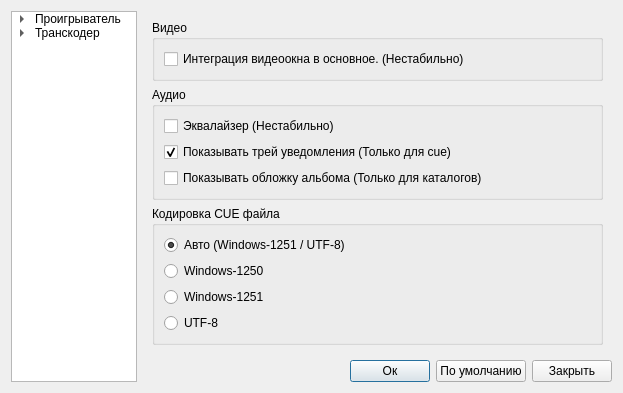
This is ui/preferences.ui in ipse666/cueplayer as Qt 5 draws it before an edit. The edited form follows.
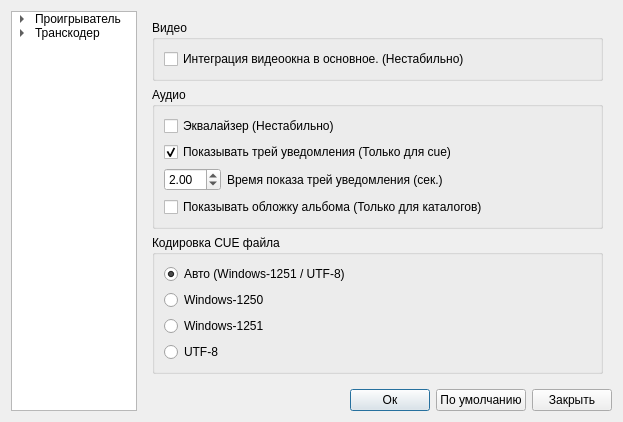
This is the edited form. Icons and pictures are not drawn.

```diff
--- a/ui/preferences.ui
+++ b/ui/preferences.ui
@@ -7,7 +7,7 @@
 	<x>0</x>
 	<y>0</y>
 	<width>590</width>
-	<height>368</height>
+	<height>391</height>
    </rect>
   </property>
   <property name="windowTitle">
@@ -136,7 +136,7 @@
 		  <string>Аудио</string>
 		 </property>
 		 <layout class="QGridLayout" name="gridLayout_2">
-		  <item row="0" column="0">
+		  <item row="0" column="0" colspan="2">
 		   <widget class="QCheckBox" name="equalizerBox">
 			<property name="toolTip">
 			 <string>&lt;!DOCTYPE HTML PUBLIC &quot;-//W3C//DTD HTML 4.0//EN&quot; &quot;http://www.w3.org/TR/REC-html40/strict.dtd&quot;&gt;
@@ -155,7 +155,7 @@
 			</property>
 		   </widget>
 		  </item>
-		  <item row="1" column="0">
+		  <item row="1" column="0" colspan="2">
 		   <widget class="QCheckBox" name="trayTextBox">
 			<property name="text">
 			 <string>Показывать трей уведомления (Только для cue)</string>
@@ -166,6 +166,29 @@
 		   </widget>
 		  </item>
 		  <item row="2" column="0">
+		   <widget class="QDoubleSpinBox" name="doubleSpinBox">
+			<property name="sizePolicy">
+			 <sizepolicy hsizetype="Maximum" vsizetype="Fixed">
+			  <horstretch>0</horstretch>
+			  <verstretch>0</verstretch>
+			 </sizepolicy>
+			</property>
+			<property name="singleStep">
+			 <double>0.100000000000000</double>
+			</property>
+			<property name="value">
+			 <double>2.000000000000000</double>
+			</property>
+		   </widget>
+		  </item>
+		  <item row="2" column="1">
+		   <widget class="QLabel" name="label_31">
+			<property name="text">
+			 <string>Время показа трей уведомления (сек.)</string>
+			</property>
+		   </widget>
+		  </item>
+		  <item row="3" column="0" colspan="2">
 		   <widget class="QCheckBox" name="coverBox">
 			<property name="text">
 			 <string>Показывать обложку альбома (Только для каталогов)</string>
```
Left out of the diff: 244 changed lines with no effect on the pictures.
